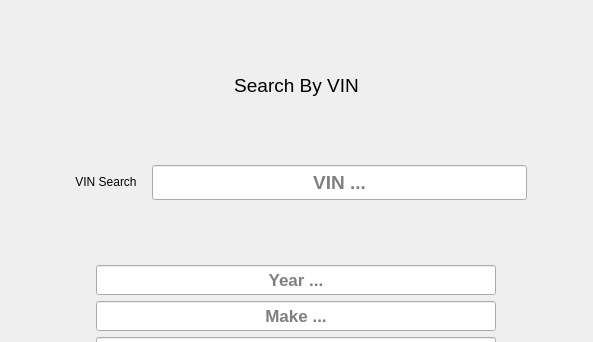
Qt form openauto/theme/vehicle_search.ui (winterautollc/OpenAutoCore) before a commit; both pictures show x 0 to 593 and y 0 to 342 of the 593 by 600 pixel window.
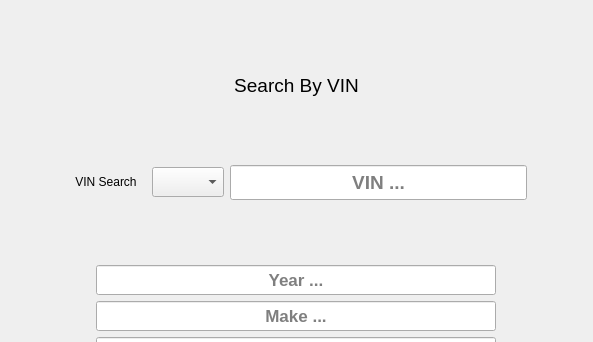
The same form after that commit. Icons and pictures are not drawn.

```diff
--- a/openauto/theme/vehicle_search.ui
+++ b/openauto/theme/vehicle_search.ui
@@ -281,6 +281,16 @@
        </property>
       </widget>
      </item>
+     <item>
+      <widget class="QComboBox" name="plate_state_box">
+       <property name="minimumSize">
+        <size>
+         <width>0</width>
+         <height>30</height>
+        </size>
+       </property>
+      </widget>
+     </item>
      <item>
       <widget class="QLineEdit" name="vin_line">
        <property name="minimumSize">
```
